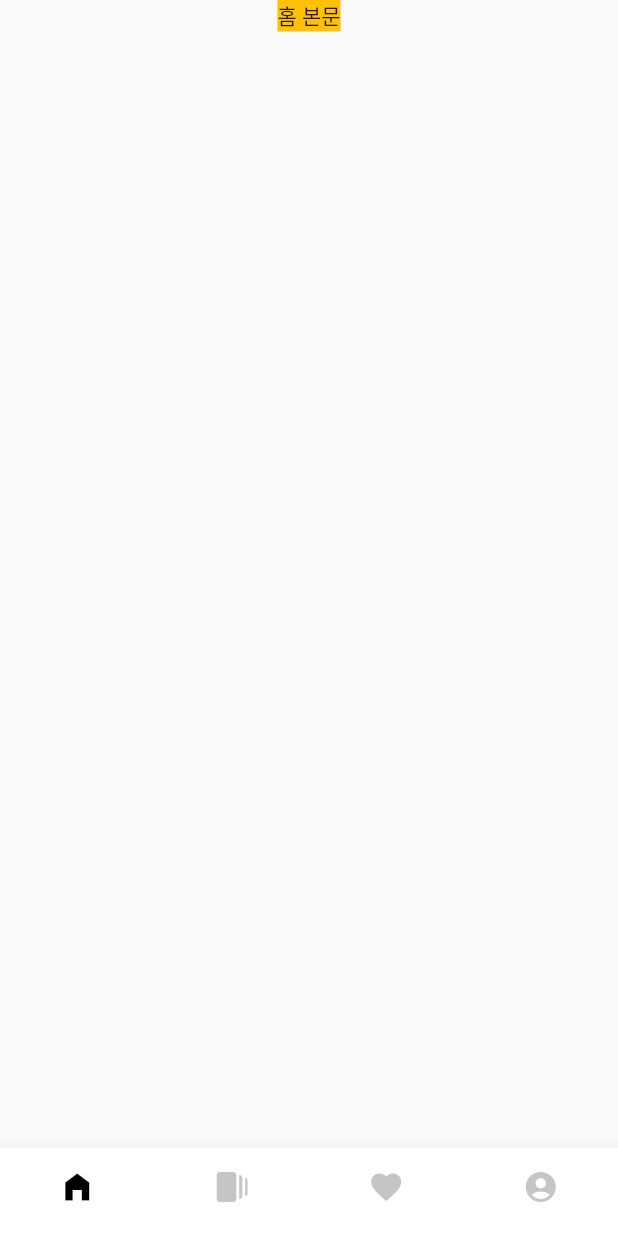
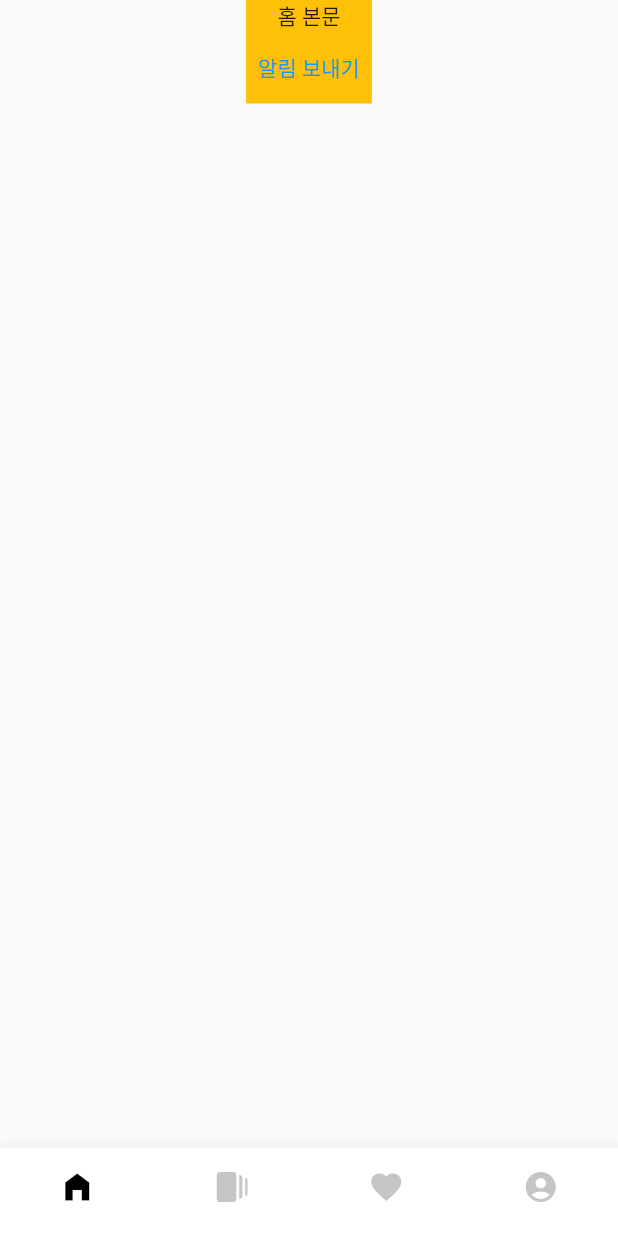
Before and after one commit to edp1096/hello_flutter, a Flutter app: the screen it shows after launch, on a phone screen of 412 x 824 dp. Run offline on Flutter 3.47's test engine with Material 2 defaults, Android fonts, the phone set to English and light mode, and no system bars; our stand-ins replace flutter_local_notifications, get, permission_handler, webview_flutter.

Commit message:
Done anyway

```diff
--- a/lib/landing_page.dart
+++ b/lib/landing_page.dart
@@ -15,6 +15,7 @@ class _LandingPageState extends State<LandingPage> {
   @override
   void initState() {
     super.initState();
+
     Timer(const Duration(seconds: 2), () {
       Get.offAll(() => const ScreenContainer());
     });
--- a/lib/main.dart
+++ b/lib/main.dart
@@ -2,12 +2,16 @@ import 'package:flutter/material.dart';
 import 'package:get/get.dart';
 import 'package:hello_flutter/container_page.dart';
 import 'package:hello_flutter/landing_page.dart';
+import 'package:hello_flutter/utils/permission_manager.dart';
 
 class MyApp extends StatelessWidget {
   const MyApp({Key? key}) : super(key: key);
 
   @override
   Widget build(BuildContext context) {
+    final permissionManager = PermissionManager();
+    permissionManager.checkRequestNotificationPermission();
+
     final myapp = GetMaterialApp(
       debugShowCheckedModeBanner: false,
       initialRoute: '/',
--- a/lib/screens/home.dart
+++ b/lib/screens/home.dart
@@ -1,4 +1,5 @@
 import 'package:flutter/material.dart';
+import 'package:hello_flutter/utils/notification.dart';
 
 class HomeScreen extends StatefulWidget {
   const HomeScreen({Key? key}) : super(key: key);
@@ -9,10 +10,26 @@ class HomeScreen extends StatefulWidget {
 
 class _HomeScreenState extends State<HomeScreen> {
   @override
+  void initState() {
+    super.initState();
+    FlutterLocalNotification.init();
+    Future.delayed(const Duration(seconds: 3),
+        FlutterLocalNotification.requestNotificationPermission());
+  }
+
+  @override
   Widget build(BuildContext context) {
     var container = Container(
       color: Colors.amber,
-      child: const Text("홈 본문"),
+      child: Column(
+        children: [
+          const Text("홈 본문"),
+          TextButton(
+            onPressed: () => FlutterLocalNotification.showNotification(),
+            child: const Text("알림 보내기"),
+          )
+        ],
+      ),
     );
 
     return container;
--- /dev/null
+++ b/lib/utils/notification.dart
@@ -0,0 +1,55 @@
+import 'package:flutter_local_notifications/flutter_local_notifications.dart';
+
+class FlutterLocalNotification {
+  FlutterLocalNotification._();
+
+  static FlutterLocalNotificationsPlugin flutterLocalNotificationsPlugin =
+      FlutterLocalNotificationsPlugin();
+
+  static init() async {
+    // 알림 메시지에 표시될 아이콘
+    AndroidInitializationSettings androidInitializationSettings =
+        const AndroidInitializationSettings('mipmap/ic_launcher');
+
+    DarwinInitializationSettings iosInitializationSettings =
+        const DarwinInitializationSettings(
+      requestAlertPermission: true,
+      requestBadgePermission: true,
+      requestSoundPermission: true,
+    );
+
+    InitializationSettings initializationSettings = InitializationSettings(
+      android: androidInitializationSettings,
+      iOS: iosInitializationSettings,
+    );
+
+    await flutterLocalNotificationsPlugin.initialize(initializationSettings);
+  }
+
+  static requestNotificationPermission() {
+    flutterLocalNotificationsPlugin
+        .resolvePlatformSpecificImplementation<
+            IOSFlutterLocalNotificationsPlugin>()
+        ?.requestPermissions(
+          alert: true,
+          badge: true,
+          sound: true,
+        );
+  }
+
+  static Future<void> showNotification() async {
+    const AndroidNotificationDetails androidNotificationDetails =
+        AndroidNotificationDetails('channel id', 'channel name',
+            channelDescription: 'channel description',
+            importance: Importance.max,
+            priority: Priority.max,
+            showWhen: false);
+
+    const NotificationDetails notificationDetails = NotificationDetails(
+        android: androidNotificationDetails,
+        iOS: DarwinNotificationDetails(badgeNumber: 1));
+
+    await flutterLocalNotificationsPlugin.show(
+        0, 'test title', 'test body', notificationDetails);
+  }
+}
--- a/pubspec.yaml
+++ b/pubspec.yaml
@@ -38,6 +38,8 @@ dependencies:
   cupertino_icons: ^1.0.2
   get: ^4.6.5
   webview_flutter: ^4.2.2
+  permission_handler: ^10.3.0
+  flutter_local_notifications:
 
 dev_dependencies:
   flutter_test:
```
Also changed, not shown: lib/utils/permission_manager.dart (added, +12 -0 lines), pubspec.lock, 2 other files.
